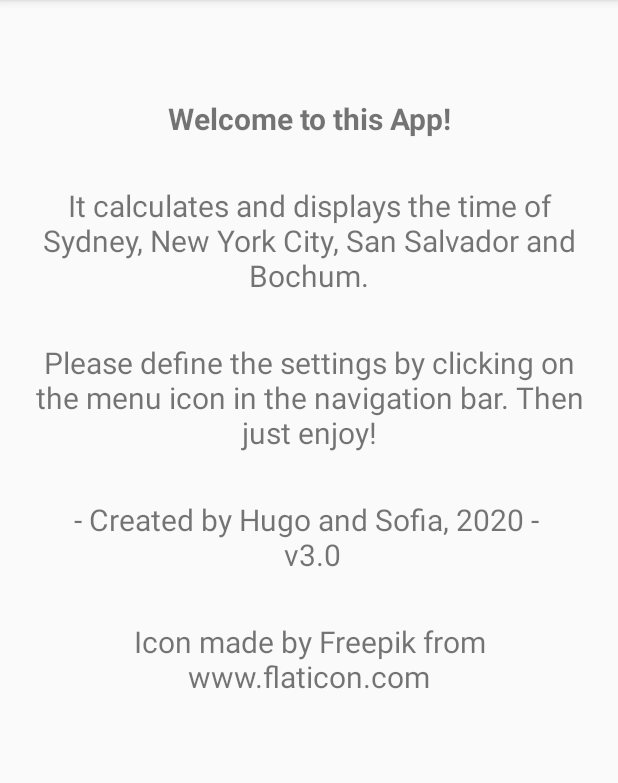
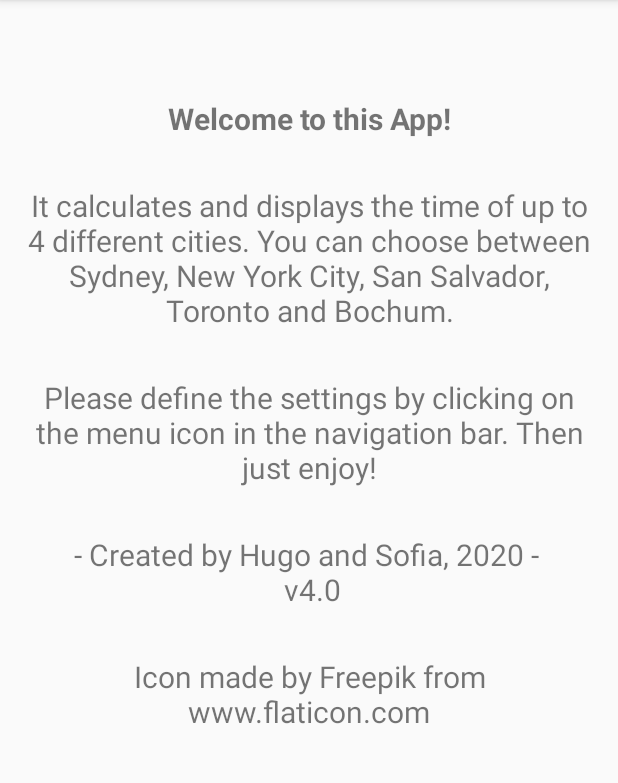
Before and after one commit to hugovelasquez/timezone-app, an Android app: the screen it shows after launch (MainActivity), on a phone screen of 412 x 824 dp, the part 84-867 px from its top. Run offline under Robolectric (Android 15) with nearby library versions, the light colour scheme and no system bars.

Commit message:
Fixed minor issues

```diff
--- a/app/src/main/java/com/example/sucaldotimezonewidget/SettingsFragment.java
+++ b/app/src/main/java/com/example/sucaldotimezonewidget/SettingsFragment.java
@@ -74,7 +74,7 @@ public class SettingsFragment extends Fragment implements AdapterView.OnItemSele
         spinner.setAdapter(adapter);
         spinner.setOnItemSelectedListener(this);
         // If spinner selections have already been stored then retrieve them and use them
-        int selectedCity = 0;
+        int selectedCity = 5;
         WidgetPreferences widgetPreferences = new WidgetPreferences(getActivity().getApplicationContext());
         if (widgetPreferences.isCityKeyPresent(cityKey)) {
             if (widgetPreferences.getStoredCitySelection(cityKey).equals(getString(R.string.text_sydney))) {
--- a/app/src/main/res/layout/fragment_time_calculator.xml
+++ b/app/src/main/res/layout/fragment_time_calculator.xml
@@ -31,7 +31,7 @@
                 android:id="@+id/datePicker"
                 android:layout_width="0dp"
                 android:layout_height="wrap_content"
-                android:layout_weight="1"
+                android:layout_weight="2"
                 android:timePickerMode="spinner" />
 
         </TableRow>
--- a/app/src/main/res/values/strings.xml
+++ b/app/src/main/res/values/strings.xml
@@ -39,9 +39,9 @@
     </string-array>
 
     <string name="introductory_text">Welcome to this App!</string>
-    <string name="explanation_text">It calculates and displays the time of Sydney, New York City, San Salvador and Bochum.</string>
+    <string name="explanation_text">It calculates and displays the time of up to 4 different cities. You can choose between Sydney, New York City, San Salvador, Toronto and Bochum.</string>
     <string name="settings_text">Please define the settings by clicking on the menu icon in the navigation bar. Then just enjoy!</string>
-    <string name="author_text">- Created by Hugo and Sofia, 2020 - \n v3.0</string>
+    <string name="author_text">- Created by Hugo and Sofia, 2020 - \n v4.0</string>
     <string name="icon_text">Icon made by Freepik from www.flaticon.com</string>
     <string name="time_format_text">Please choose a time format:</string>
     <string name="select_cities_text">Please choose cities:</string>
```
